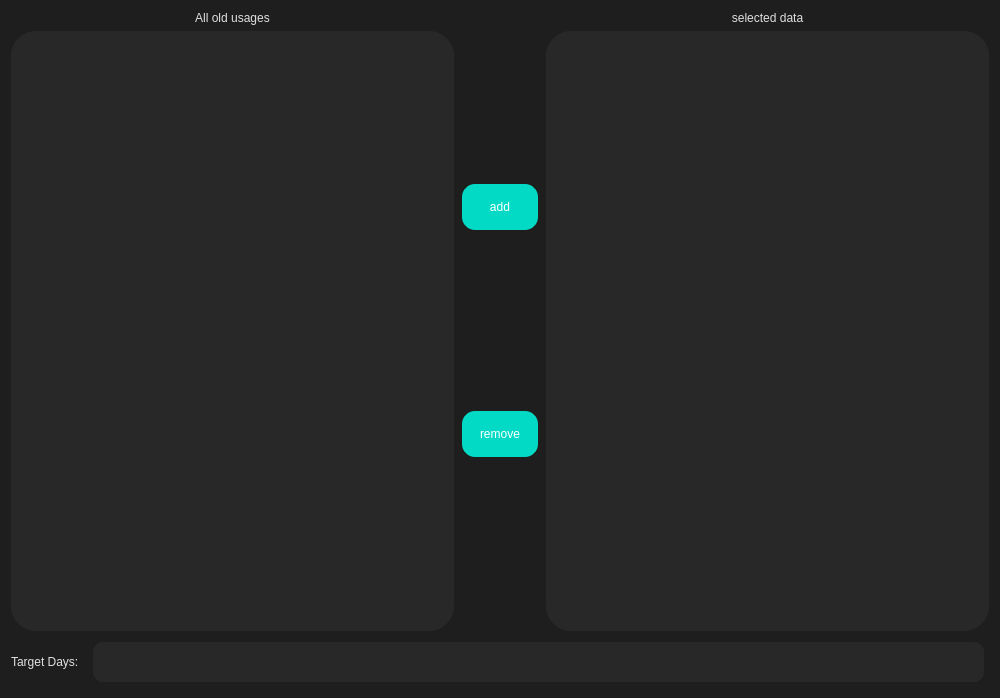
The window that graph_edit.ui (MarwanMagdy0/MyWe-Scraper) describes before a commit, drawn with Qt 5.
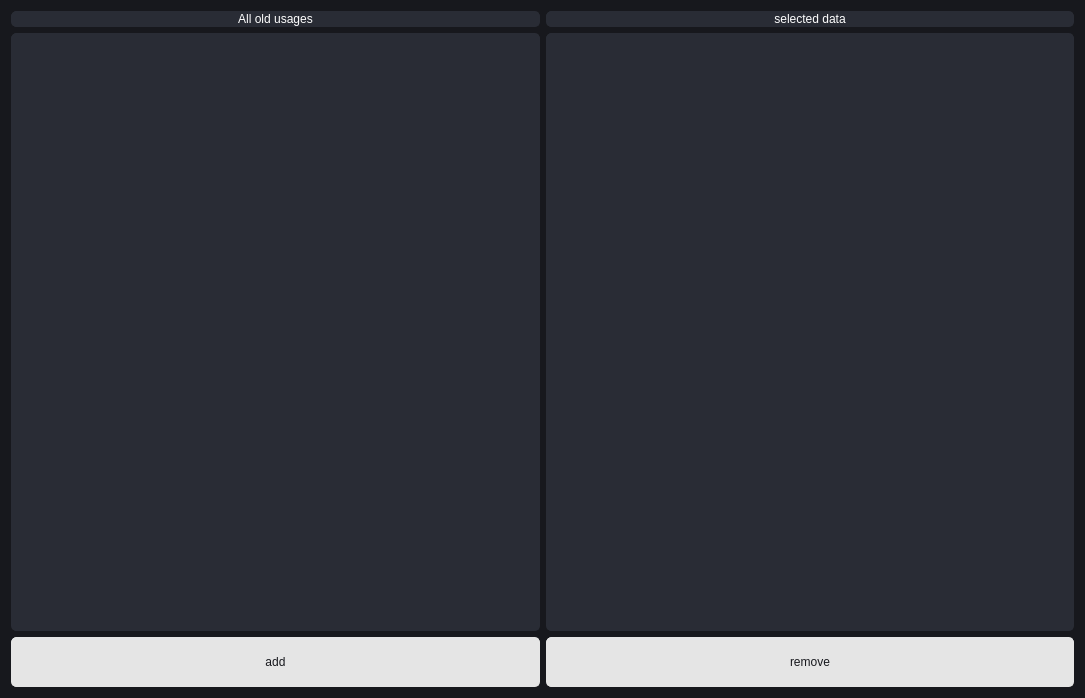
The same window after the commit.

Commit message: adding the when to stop label, that indicates how much time you need to reach zero diff

Diff of the .ui file:
```diff
--- a/graph_edit.ui
+++ b/graph_edit.ui
@@ -6,7 +6,7 @@
    <rect>
     <x>0</x>
     <y>0</y>
-    <width>1000</width>
+    <width>1085</width>
     <height>698</height>
    </rect>
   </property>
@@ -18,8 +18,8 @@
   </property>
   <property name="maximumSize">
    <size>
-    <width>1000</width>
-    <height>698</height>
+    <width>100000</width>
+    <height>100000</height>
    </size>
   </property>
   <property name="windowTitle">
@@ -27,36 +27,15 @@
   </property>
   <property name="styleSheet">
    <string notr="true">* {
-    font: 63 14pt &quot;JetBrains Mono NL SemiBold&quot;;
-    background-color: rgb(30, 30, 30);
-    color: rgb(224, 224, 224);
+	background-color: #17181d;
+	color: #ffffff;
 }
-
-QTabWidget::pane {
-            border: none;
-}
-
-QTabBar {
-            background-color: #1e1e1e;
-            color: #333333;
-}
-
-QTabBar::tab {
-			color: rgb(255, 255, 255);
-            padding: 5px;
-            border-radius: 10px;
-}
-
-QTabBar::tab:selected {
-            background-color: rgb(85, 0, 255);
-}
-
-
 QPushButton {
-background-color: #03DAC6;
-border: 2px solid #1e1e1e;
-border-radius: 15px;
-color: #FFFFFF;
+	font: 63 20pt &quot;DejaVu Sans Mono&quot;;
+	background-color: #e5e5e5;
+	border: 1px solid #e5e5e5;
+	border-radius: 5px;
+	color: #17181d;
 }
 QPushButton:hover {
     border-radius:20px;
@@ -66,8 +45,10 @@
 }
 
 QPushButton:disabled {
+	border-radius:5px;
+	border: 1px solid gray;
     background-color: gray;
-    color: white;
+    color: 17181d;
 }
 
 QPushButton:pressed {
@@ -75,38 +56,10 @@
 	background-color: rgb(85, 0, 255);
     color: white;
 }
-QPushButton#exit_button {
-	
-	background-color: rgb(255, 8, 86);
-}
-
-QPushButton#exit_button:pressed {
-	
-	
-	background-color: rgb(172, 0, 0);
-}
-QPushButton#exit_button:hover {
-    border-radius:20px;
-	
-	
-	background-color: rgb(185, 0, 92);
-    color: white;
-}
-
-
-QLabel {
-font: 63 16pt &quot;JetBrains Mono NL SemiBold&quot;;
-
-background-color: rgb(30, 30, 30);
-border-radius: 25px;
-
-}
-
-QListWidget {
-background-color: rgb(40, 40, 40);
-border-radius: 25px;
-}
-
+QHeaderView::section {
+ background-color: #303030;
+border:none;
+ }
 
 QScrollBar:vertical {
         background-color: #333333;
@@ -128,10 +81,19 @@
         background: none;
     }
 
-QLineEdit {
-background-color: rgb(40, 40, 40);
-border: 5px solid #1e1e1e;
-border-radius: 15px;
+
+QLabel {
+    font: 63 20pt &quot;DejaVu Sans Mono&quot;;
+    background-color: #292c35;
+    border: 1px solid #292c35;
+    border-radius: 5px;
+}
+
+QListWidget {
+    font: 63 16pt &quot;DejaVu Sans Mono&quot;;
+    background-color: #292c35;
+    border: 1px solid #292c35;
+    border-radius: 5px;
 }</string>
   </property>
   <property name="modal">
@@ -174,12 +136,8 @@
          </property>
         </widget>
        </item>
-      </layout>
-     </item>
-     <item>
-      <layout class="QVBoxLayout" name="verticalLayout">
        <item>
-        <widget class="QPushButton" name="pushButton_2">
+        <widget class="QPushButton" name="add_button">
          <property name="minimumSize">
           <size>
            <width>80</width>
@@ -191,19 +149,6 @@
          </property>
         </widget>
        </item>
-       <item>
-        <widget class="QPushButton" name="pushButton">
-         <property name="minimumSize">
-          <size>
-           <width>80</width>
-           <height>50</height>
-          </size>
-         </property>
-         <property name="text">
-          <string>remove</string>
-         </property>
-        </widget>
-       </item>
       </layout>
      </item>
      <item>
@@ -240,34 +185,23 @@
          </property>
         </widget>
        </item>
+       <item>
+        <widget class="QPushButton" name="remove_button">
+         <property name="minimumSize">
+          <size>
+           <width>80</width>
+           <height>50</height>
+          </size>
+         </property>
+         <property name="text">
+          <string>remove</string>
+         </property>
+        </widget>
+       </item>
       </layout>
      </item>
     </layout>
    </item>
-   <item>
-    <layout class="QHBoxLayout" name="horizontalLayout_2">
-     <item>
-      <widget class="QLabel" name="label">
-       <property name="text">
-        <string>Target Days: </string>
-       </property>
-      </widget>
-     </item>
-     <item>
-      <widget class="QLineEdit" name="lineEdit">
-       <property name="minimumSize">
-        <size>
-         <width>50</width>
-         <height>50</height>
-        </size>
-       </property>
-       <property name="styleSheet">
-        <string notr="true"/>
-       </property>
-      </widget>
-     </item>
-    </layout>
-   </item>
   </layout>
  </widget>
  <resources/>
```
Left out of the diff: 15 changed lines with no effect on the pictures. The commit also changes 3 other files.
